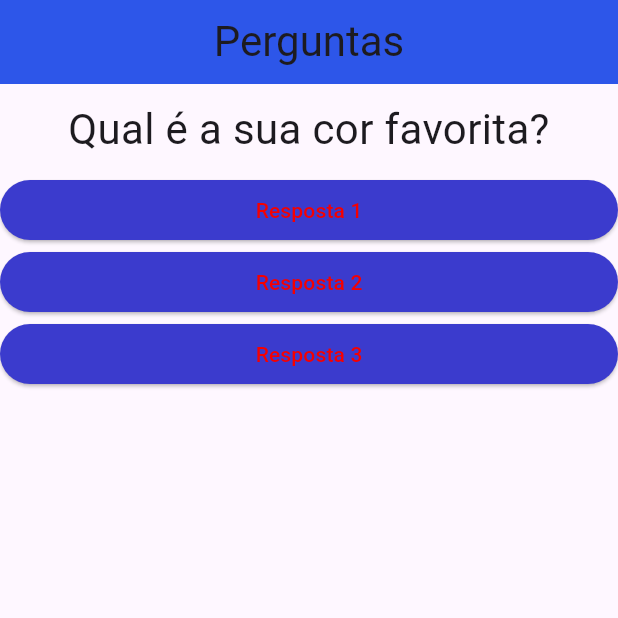
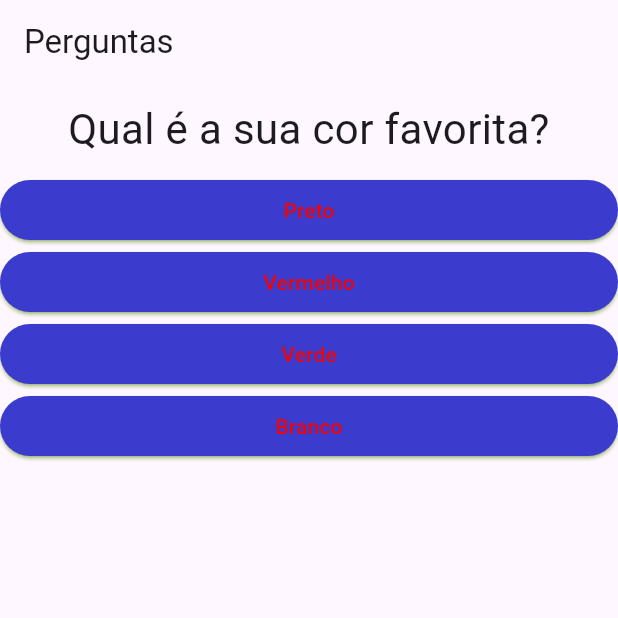
Before and after one commit to raphapinho/Flutter_Curso, a Flutter app: the screen it shows after launch, on a phone screen of 412 x 824 dp, the top half of it. Run offline on Flutter 3.47's test engine with Material 3 defaults, Android fonts, the phone set to English and light mode, and no system bars.

Commit message:
falta resolver as respostas

```diff
--- a/proteto_perguntas/lib/main.dart
+++ b/proteto_perguntas/lib/main.dart
@@ -16,7 +16,6 @@ class _PerguntaAppState extends State<PerguntaApp> {
     setState(() {
       _perguntaSelecionada++;
     });
-    print(_perguntaSelecionada);
   }
 
   @override
@@ -35,20 +34,26 @@ class _PerguntaAppState extends State<PerguntaApp> {
         'respotas': ['Maria', 'João', 'Leo', 'Pedro']
       }
     ];
+
+    List<Widget> respostas = [];
+
+    for (String textoResp
+        in perguntas[_perguntaSelecionada]['respostas'] as List) {
+      respostas.add(Resposta(textoResp, _responder));
+    }
+
     return MaterialApp(
         home: Scaffold(
       appBar: AppBar(
-        title: Questao('Perguntas'),
-        backgroundColor: Color.fromARGB(255, 45, 86, 233),
+          title: const Text('Perguntas'),
       ),
       body: Column(
-        children: <Widget>[
-          Questao(perguntas[_perguntaSelecionada]['texto'] as String?),
-          Resposta('Resposta 1', _responder),
-          Resposta('Resposta 2', _responder),
-          Resposta('Resposta 3', _responder),
+          children: [
+            Questao(perguntas[_perguntaSelecionada]['texto'] as String),
+            ...respostas,
         ],
       ),
-    ));
+      ),
+    );
   }
 }
--- a/proteto_perguntas/lib/resposta.dart
+++ b/proteto_perguntas/lib/resposta.dart
@@ -16,7 +16,7 @@ class Resposta extends StatelessWidget {
         style: ElevatedButton.styleFrom(
             backgroundColor: Color.fromARGB(255, 59, 59, 205),
             foregroundColor: Color.fromARGB(255, 246, 0, 0),
-            shadowColor: Color.fromARGB(255, 0, 0, 0)),
+            shadowColor: Color.fromARGB(255, 128, 208, 0)),
       ),
     );
   }
```
Also changed, not shown: 2 other files.
